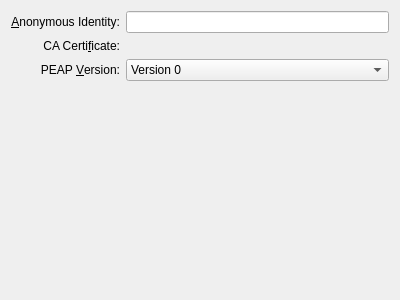
Before: the Qt Designer form libs/ui/security/eapmethodpeapbase.ui in netrunner-debian-kde-extras/networkmanagement, drawn with Qt 5.
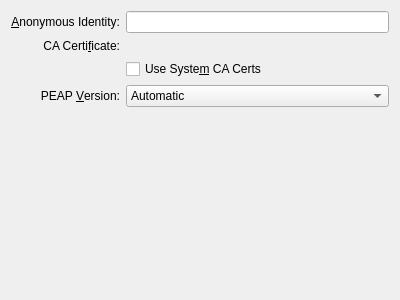
After: the same form once the commit is applied. Custom widgets are drawn as their Qt base class.

What changed in the file:
```diff
--- a/libs/ui/security/eapmethodpeapbase.ui
+++ b/libs/ui/security/eapmethodpeapbase.ui
@@ -45,7 +45,7 @@
      <item row="1" column="1">
       <widget class="KUrlRequester" name="kurCaCert"/>
      </item>
-     <item row="2" column="0">
+     <item row="3" column="0">
       <widget class="QLabel" name="label_6">
        <property name="text">
         <string>PEAP &amp;Version:</string>
@@ -58,8 +58,13 @@
        </property>
       </widget>
      </item>
-     <item row="2" column="1">
+     <item row="3" column="1">
       <widget class="KComboBox" name="cboPeapVersion">
+       <item>
+        <property name="text">
+         <string>Automatic</string>
+        </property>
+       </item>
        <item>
         <property name="text">
          <string>Version 0</string>
@@ -72,6 +77,13 @@
        </item>
       </widget>
      </item>
+     <item row="2" column="1">
+      <widget class="QCheckBox" name="chkUseSystemCaCerts">
+       <property name="text">
+        <string>Use Syste&amp;m CA Certs</string>
+       </property>
+      </widget>
+     </item>
     </layout>
    </item>
    <item>
```
Left out of the diff: 19 changed lines with no effect on the pictures.
